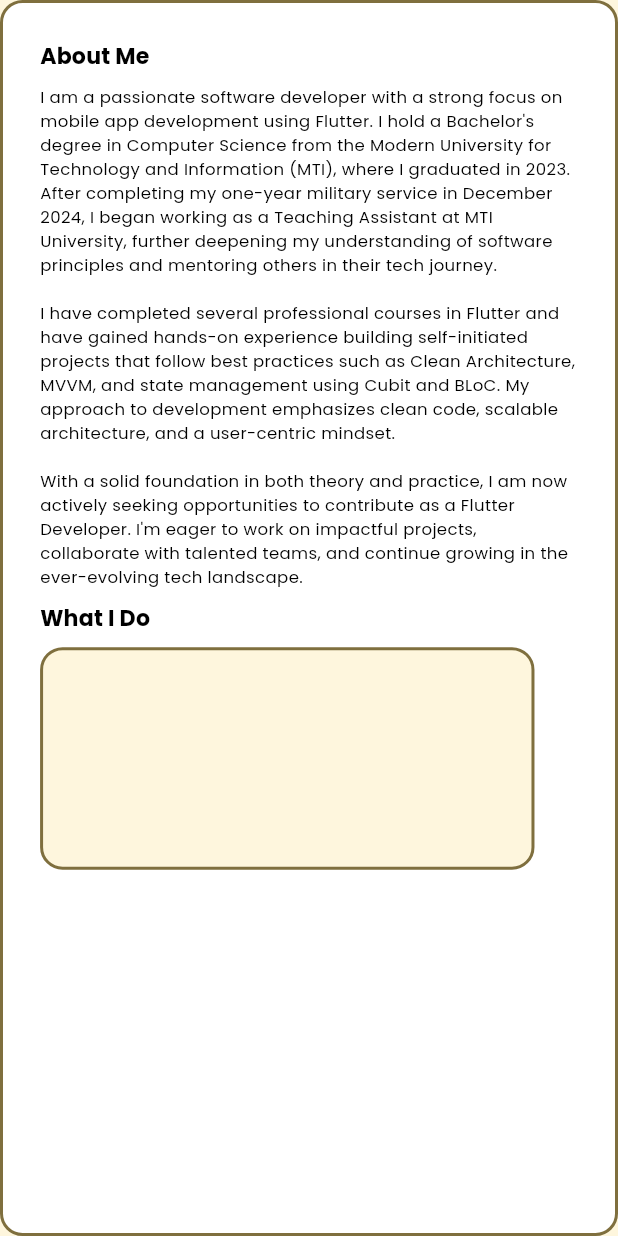
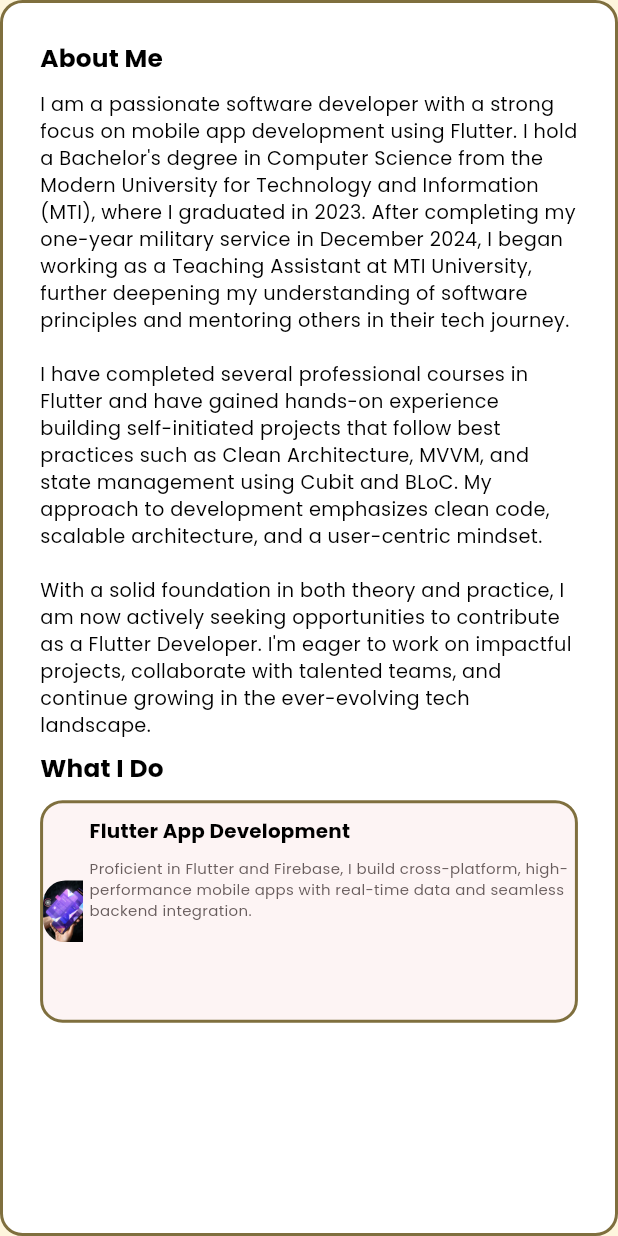
Before and after one commit to ahmed-gamal517/my_portfolio, a Flutter app: the AboutMeSectionBody widget shown alone on an empty page, opened directly, on a phone screen of 412 x 824 dp. Run offline on Flutter 3.47's test engine with Material 3 defaults, Android fonts, the phone set to English and light mode, and no system bars; our stand-ins replace flutter_svg, go_router.

Commit message:
code refactors and fixes

```diff
--- a/lib/core/constants/app_assets.dart
+++ b/lib/core/constants/app_assets.dart
@@ -11,5 +11,8 @@ class AppAssets {
   static const String projectsIcon = 'assets/icons/projects.svg';
   static const String skillsIcon = 'assets/icons/skills.svg';
   static const String contactIcon = 'assets/icons/contact.svg';
+  // images
   static const String personalImg = 'assets/images/personal_img.jpeg';
+  static const String flutterAppDevelopment =
+      'assets/images/flutter_app_development.png';
 }
--- a/lib/core/constants/app_strings.dart
+++ b/lib/core/constants/app_strings.dart
@@ -10,4 +10,7 @@ class AppStrings {
       '''I am a passionate software developer with a strong focus on mobile app development using Flutter. I hold a Bachelor's degree in Computer Science from the Modern University for Technology and Information (MTI), where I graduated in 2023. After completing my one-year military service in December 2024, I began working as a Teaching Assistant at MTI University, further deepening my understanding of software principles and mentoring others in their tech journey.\n
 I have completed several professional courses in Flutter and have gained hands-on experience building self-initiated projects that follow best practices such as Clean Architecture, MVVM, and state management using Cubit and BLoC. My approach to development emphasizes clean code, scalable architecture, and a user-centric mindset.\n
 With a solid foundation in both theory and practice, I am now actively seeking opportunities to contribute as a Flutter Developer. I'm eager to work on impactful projects, collaborate with talented teams, and continue growing in the ever-evolving tech landscape. ''';
+  static const String whatIdo = 'Flutter App Development';
+  static const String whatIdoBody =
+      "Proficient in Flutter and Firebase, I build cross-platform, high-performance mobile apps with real-time data and seamless backend integration.";
 }
--- a/lib/core/widgets/adaptive_layout.dart
+++ b/lib/core/widgets/adaptive_layout.dart
@@ -19,7 +19,7 @@ class AdaptiveLayout extends StatelessWidget {
       builder: (context, constraints) {
         if (constraints.maxWidth < 700) {
           return mobileLayout(context);
-        } else if (constraints.maxWidth < 1200) {
+        } else if (constraints.maxWidth < 1250) {
           return tabletLayout(context);
         } else {
           return desktopLayout(context);
--- a/lib/core/widgets/responsive_text.dart
+++ b/lib/core/widgets/responsive_text.dart
@@ -31,7 +31,7 @@ class ResponsiveText extends StatelessWidget {
         final scaleFactor = _getScaleFactor(constraints.maxWidth);
         final scaledFontSize = (baseFontSize * scaleFactor).clamp(
           baseFontSize * 0.8,
-          baseFontSize * 1.2,
+          baseFontSize * 1.0,
         );
 
         return Text(
--- a/lib/features/home/presentation/widgets/about_me_section/about_me_section_body.dart
+++ b/lib/features/home/presentation/widgets/about_me_section/about_me_section_body.dart
@@ -16,19 +16,19 @@ class AboutMeSectionBody extends StatelessWidget {
         children: [
           ResponsiveText(
             text: AppStrings.aboutMeSectionTitle,
-            baseFontSize: 16,
+            baseFontSize: 18,
             style: Theme.of(context).textTheme.titleMedium,
           ),
           SizedBox(height: MediaQuery.of(context).size.height * 0.01),
           ResponsiveText(
             text: AppStrings.aboutMeSectionBody,
-            baseFontSize: 12,
+            baseFontSize: 14,
             style: Theme.of(context).textTheme.bodyMedium,
           ),
           SizedBox(height: MediaQuery.of(context).size.height * 0.01),
           ResponsiveText(
             text: AppStrings.aboutMeSectionTitle2,
-            baseFontSize: 16,
+            baseFontSize: 18,
             style: Theme.of(context).textTheme.titleMedium,
           ),
           SizedBox(height: MediaQuery.of(context).size.height * 0.01),
--- a/lib/features/home/presentation/widgets/about_me_section/custom_what_i_do_container.dart
+++ b/lib/features/home/presentation/widgets/about_me_section/custom_what_i_do_container.dart
@@ -1,4 +1,7 @@
 import 'package:flutter/material.dart';
+import 'package:my_portofolio/core/constants/app_assets.dart';
+import 'package:my_portofolio/core/constants/app_strings.dart';
+import 'package:my_portofolio/core/widgets/responsive_text.dart';
 
 class CustomWhatIDoContainer extends StatelessWidget {
   const CustomWhatIDoContainer({super.key});
@@ -6,15 +9,55 @@ class CustomWhatIDoContainer extends StatelessWidget {
   @override
   Widget build(BuildContext context) {
     return Container(
+      padding: EdgeInsets.zero,
       height: MediaQuery.of(context).size.height * 0.18,
-      width: MediaQuery.of(context).size.height * 0.4,
+      width: MediaQuery.of(context).size.height * 0.45,
       decoration: BoxDecoration(
         border: Border.all(color: Theme.of(context).primaryColor, width: 2),
-        color: Theme.of(context).scaffoldBackgroundColor,
+        color: Color(0xffFDF4F4),
         borderRadius: BorderRadius.circular(15),
       ),
-      child: Row(children: [
+      child: Row(
+        spacing: MediaQuery.of(context).size.width * 0.01,
+        children: [
+          SizedBox(
+            width: MediaQuery.of(context).size.width * 0.065,
+            child: ClipRRect(
+              clipBehavior: Clip.antiAliasWithSaveLayer,
+              borderRadius: BorderRadiusGeometry.only(
+                bottomLeft: Radius.circular(15),
+                topLeft: Radius.circular(15),
+              ),
+              child: Image.asset(
+                AppAssets.flutterAppDevelopment,
+                fit: BoxFit.cover,
+              ),
+            ),
+          ),
+          Expanded(
+            child: Column(
+              crossAxisAlignment: CrossAxisAlignment.start,
+              children: [
+                SizedBox(height: MediaQuery.of(context).size.height * 0.01),
 
+                ResponsiveText(
+                  text: AppStrings.whatIdo,
+                  baseFontSize: 16,
+                  style: Theme.of(context).textTheme.titleMedium,
+                ),
+                SizedBox(height: MediaQuery.of(context).size.height * 0.01),
+                Expanded(
+                  child: ResponsiveText(
+                    text: AppStrings.whatIdoBody,
+                    baseFontSize: 12,
+                    style: Theme.of(
+                      context,
+                    ).textTheme.bodyMedium!.copyWith(color: Color(0xff685D5D)),
+                  ),
+                ),
+              ],
+            ),
+          ),
         ],
       ),
     );
--- a/lib/features/home/presentation/widgets/home_screen_desktop_body.dart
+++ b/lib/features/home/presentation/widgets/home_screen_desktop_body.dart
@@ -12,7 +12,8 @@ class HomeScreenDesktopBody extends StatelessWidget {
   @override
   Widget build(BuildContext context) {
     SizeConfig.init(context);
-    return Column(
+    return SingleChildScrollView(
+      child: Column(
         children: [
           Padding(
             padding: EdgeInsets.symmetric(
@@ -21,7 +22,7 @@ class HomeScreenDesktopBody extends StatelessWidget {
             ),
             child: CustomHomeScreenAppBar(),
           ),
-        SizedBox(height: MediaQuery.of(context).size.height * 0.02),
+          SizedBox(height: MediaQuery.of(context).size.height * 0.04),
           Padding(
             padding: EdgeInsets.only(
               left: MediaQuery.of(context).size.width * 0.04,
@@ -44,6 +45,7 @@ class HomeScreenDesktopBody extends StatelessWidget {
             ),
           ),
         ],
+      ),
     );
   }
 }
```
Also changed, not shown: pubspec.lock. Lines whose indentation alone changed are shown as unchanged.
